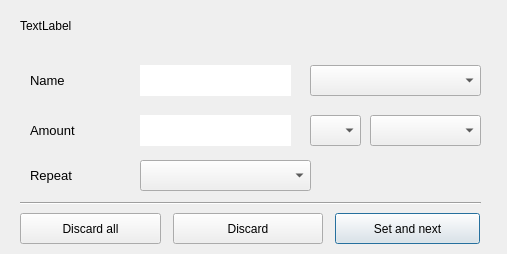
First picture: the form in keibomoneytracker/checkfaultytransactionsdialog.ui, repository Carlos-CDM/Keibo-MoneyTracker, before the edit.
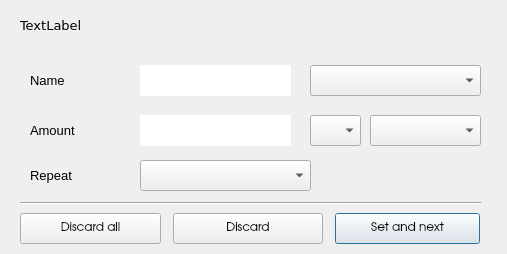
Second picture: the form after the edit. Custom widgets are drawn as their Qt base class.

What changed in the file:
```diff
--- a/keibomoneytracker/checkfaultytransactionsdialog.ui
+++ b/keibomoneytracker/checkfaultytransactionsdialog.ui
@@ -24,7 +24,8 @@
    </property>
    <property name="font">
     <font>
-     <family>MS Shell Dlg 2</family>
+     <family>DejaVu Sans</family>
+     <pointsize>10</pointsize>
     </font>
    </property>
    <property name="text">
@@ -42,7 +43,7 @@
    </property>
    <property name="font">
     <font>
-     <family>MS Shell Dlg 2</family>
+     <family>URW Gothic L</family>
      <pointsize>9</pointsize>
     </font>
    </property>
@@ -192,7 +193,7 @@
    </property>
    <property name="font">
     <font>
-     <family>MS Shell Dlg 2</family>
+     <family>URW Gothic L</family>
      <pointsize>9</pointsize>
     </font>
    </property>
@@ -211,7 +212,7 @@
    </property>
    <property name="font">
     <font>
-     <family>MS Shell Dlg 2</family>
+     <family>URW Gothic L</family>
      <pointsize>9</pointsize>
      <weight>50</weight>
      <bold>false</bold>
```
